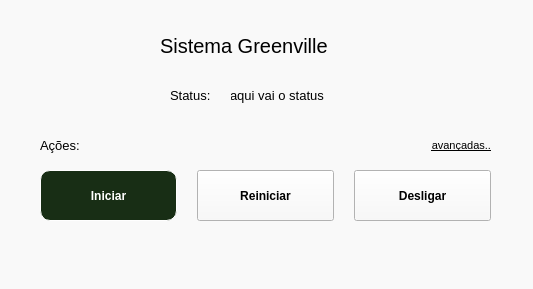
This is telas/home.ui in laribrito/gerenciadorSistemaWeb1 as Qt 5 draws it before an edit. The edited form follows.
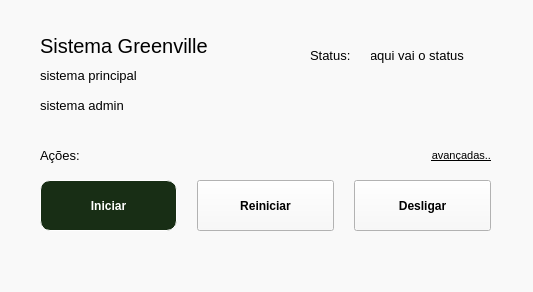
This is the edited form. Icons and pictures are not drawn.

Commit message: feat: add function to copy system address

What changed in the file:
```diff
--- a/telas/home.ui
+++ b/telas/home.ui
@@ -7,7 +7,7 @@
     <x>0</x>
     <y>0</y>
     <width>533</width>
-    <height>289</height>
+    <height>292</height>
    </rect>
   </property>
   <property name="windowTitle">
@@ -27,8 +27,8 @@
    <widget class="QLabel" name="labelSystemStatus">
     <property name="geometry">
      <rect>
-      <x>230</x>
-      <y>80</y>
+      <x>370</x>
+      <y>40</y>
       <width>131</width>
       <height>31</height>
      </rect>
@@ -47,7 +47,7 @@
     <property name="geometry">
      <rect>
       <x>40</x>
-      <y>130</y>
+      <y>140</y>
       <width>61</width>
       <height>31</height>
      </rect>
@@ -66,7 +66,7 @@
     <property name="geometry">
      <rect>
       <x>400</x>
-      <y>130</y>
+      <y>140</y>
       <width>91</width>
       <height>31</height>
      </rect>
@@ -95,7 +95,7 @@
     <property name="geometry">
      <rect>
       <x>40</x>
-      <y>170</y>
+      <y>180</y>
       <width>451</width>
       <height>51</height>
      </rect>
@@ -223,8 +223,8 @@
    <widget class="QLabel" name="label_2">
     <property name="geometry">
      <rect>
-      <x>170</x>
-      <y>80</y>
+      <x>310</x>
+      <y>40</y>
       <width>61</width>
       <height>31</height>
      </rect>
@@ -242,7 +242,7 @@
    <widget class="QLabel" name="label">
     <property name="geometry">
      <rect>
-      <x>160</x>
+      <x>40</x>
       <y>30</y>
       <width>211</width>
       <height>31</height>
@@ -258,6 +258,44 @@
      <string>Sistema Greenville</string>
     </property>
    </widget>
+   <widget class="QLabel" name="systemMainLabel">
+    <property name="geometry">
+     <rect>
+      <x>40</x>
+      <y>60</y>
+      <width>241</width>
+      <height>31</height>
+     </rect>
+    </property>
+    <property name="font">
+     <font>
+      <family>Tahoma</family>
+      <pointsize>10</pointsize>
+     </font>
+    </property>
+    <property name="text">
+     <string>sistema principal</string>
+    </property>
+   </widget>
+   <widget class="QLabel" name="systemAdminLabel">
+    <property name="geometry">
+     <rect>
+      <x>40</x>
+      <y>90</y>
+      <width>241</width>
+      <height>31</height>
+     </rect>
+    </property>
+    <property name="font">
+     <font>
+      <family>Tahoma</family>
+      <pointsize>10</pointsize>
+     </font>
+    </property>
+    <property name="text">
+     <string>sistema admin</string>
+    </property>
+   </widget>
   </widget>
   <widget class="QMenuBar" name="menubar">
    <property name="geometry">
```
The commit also changes 2 other files.
